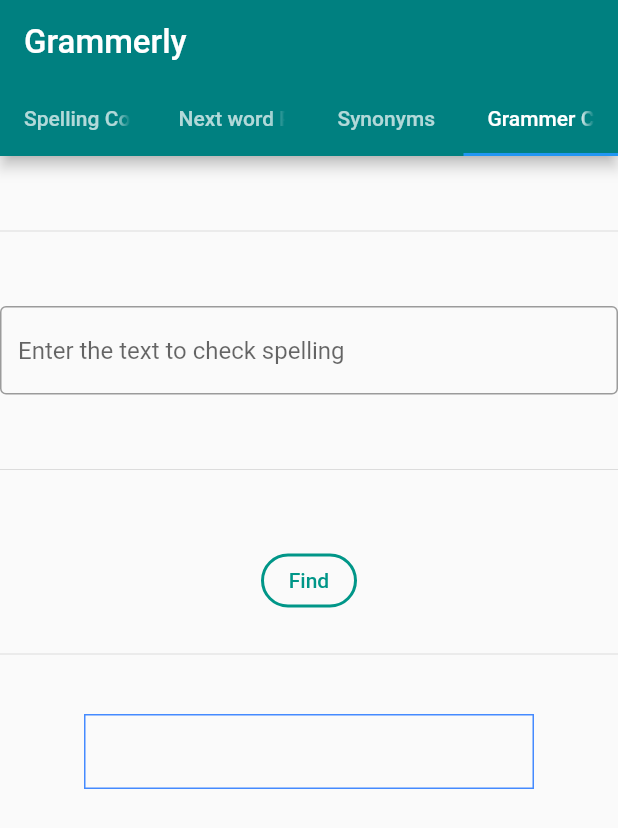
After one commit to Hari25483/Writing-Assistant-Tamil, a Flutter app: the screen it shows after launch, tab 4 chosen, after a tap on "Find", on a phone screen of 412 x 824 dp. The commit adds this screen. Shown: the top 828 px of the screen. Run offline on Flutter 3.47's test engine with Material 2 defaults, Android fonts, the phone set to English and light mode, and no system bars; network calls fail; Roboto replaces fonts that are missing (Poppins).

Commit message:
Update files

```diff
--- a/grammerly_tamil2/lib/main.dart
+++ b/grammerly_tamil2/lib/main.dart
@@ -1,5 +1,5 @@
 import 'package:flutter/material.dart';
-import 'package:grammerly_tamil2/tabs/grammer.dart';
+import 'package:grammerly_tamil2/tabs/grammar.dart';
 import 'package:grammerly_tamil2/tabs/next_word.dart';
 import 'package:grammerly_tamil2/tabs/spelling.dart';
 import 'package:grammerly_tamil2/tabs/synonyms.dart';
@@ -51,7 +51,7 @@
           ),
         ),
         body: const TabBarView(
-          children: [spelling(), next_word(), synonyms(), grammer()],
+          children: [spelling(), next_word(), synonyms(), grammar()],
         ),
       ),
     );
--- /dev/null
+++ b/grammerly_tamil2/lib/tabs/grammar.dart
@@ -0,0 +1,104 @@
+import 'package:flutter/cupertino.dart';
+import 'package:flutter/material.dart';
+import 'package:flutter/services.dart';
+import 'package:http/http.dart' as http;
+import 'dart:convert' as convert;
+
+import 'package:http/http.dart';
+
+TextEditingController inputTextController = TextEditingController();
+
+class grammar extends StatefulWidget {
+  const grammar({Key? key}) : super(key: key);
+
+  @override
+  State<grammar> createState() => _grammarState();
+}
+
+class _grammarState extends State<grammar> {
+  String text = "";
+  String text1 = "";
+  List<String> stringList = [""];
+
+  @override
+  Widget build(BuildContext context) {
+    return Container(
+      child: SingleChildScrollView(
+        child: InkWell(
+          onTap: () async {},
+          child: Column(
+            mainAxisSize: MainAxisSize.max,
+            children: [
+              const Divider(
+                height: 100,
+              ),
+              TextField(
+                controller: inputTextController,
+                decoration: const InputDecoration(
+                    border: OutlineInputBorder(),
+                    hintText: 'Enter the text to check spelling'),
+              ),
+
+              const Divider(
+                height: 100,
+              ),
+              TextButton(
+                style: TextButton.styleFrom(
+                  foregroundColor: Colors.teal,
+                  disabledForegroundColor: Colors.yellow.withOpacity(0.38),
+                  side: BorderSide(color: Colors.teal, width: 2),
+                  shape: const RoundedRectangleBorder(
+                      borderRadius: BorderRadius.all(Radius.circular(25))),
+                ),
+                onPressed: () async {
+                  print(inputTextController.text);
+                  text = inputTextController.text;
+                  Response response = await get(Uri.parse(
+                      'http://8bce-34-124-190-90.ngrok.io//synonyms?word=$text'));
+                  // Await the http get response, then decode the json-formatted response.
+                  print(response.toString());
+                  if (response.statusCode == 200) {
+                    var jsonResponse = convert.jsonDecode(response.body);
+                    print(jsonResponse.toString());
+                    setState(() {});
+                  } else {
+                    print(
+                        'Request failed with status: ${response.statusCode}.');
+                  }
+
+                  // print(await http.read(Uri.https('example.com', 'foobar.txt')));
+                  // text = "Hello";
+                },
+                child: const Padding(
+                  padding: EdgeInsets.only(left: 10.0, right: 10.0),
+                  child: Text('Find',
+                      style: TextStyle(
+                          color: Colors.teal,
+                          fontSize: 14,
+                          fontWeight: FontWeight.w500)),
+                ),
+              ),
+// Generated code for this Button Widget..
+              const Divider(
+                height: 50,
+              ),
+
+              Container(
+                margin: const EdgeInsets.all(15.0),
+                padding: const EdgeInsets.all(3.0),
+                width: 300,
+                height: 50,
+                decoration:
+                    BoxDecoration(border: Border.all(color: Colors.blueAccent)),
+                child: Text(
+                  text,
+                  textAlign: TextAlign.center,
+                ),
+              )
+            ],
+          ),
+        ),
+      ),
+    );
+  }
+}
```
Also changed, not shown: grammerly_tamil2/lib/tabs/grammer.dart (deleted, +0 -185 lines), 1 other file.
